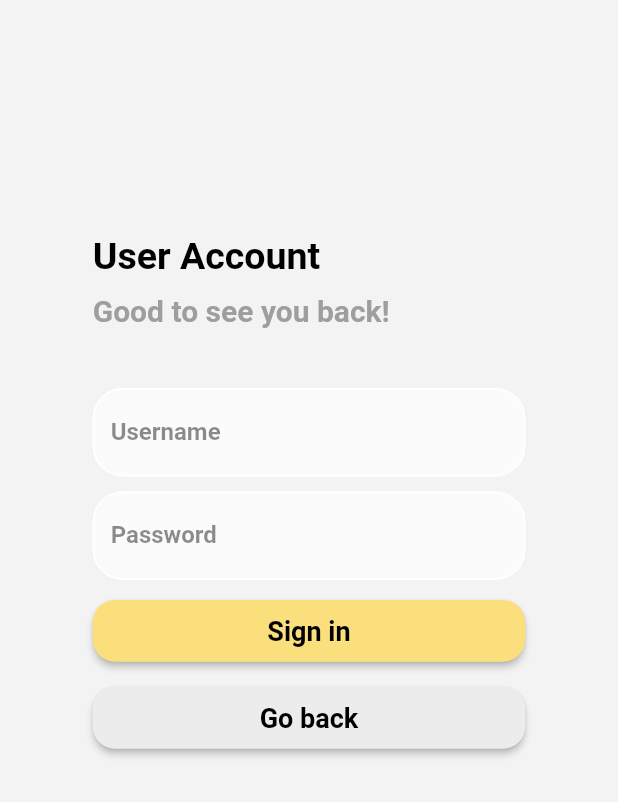
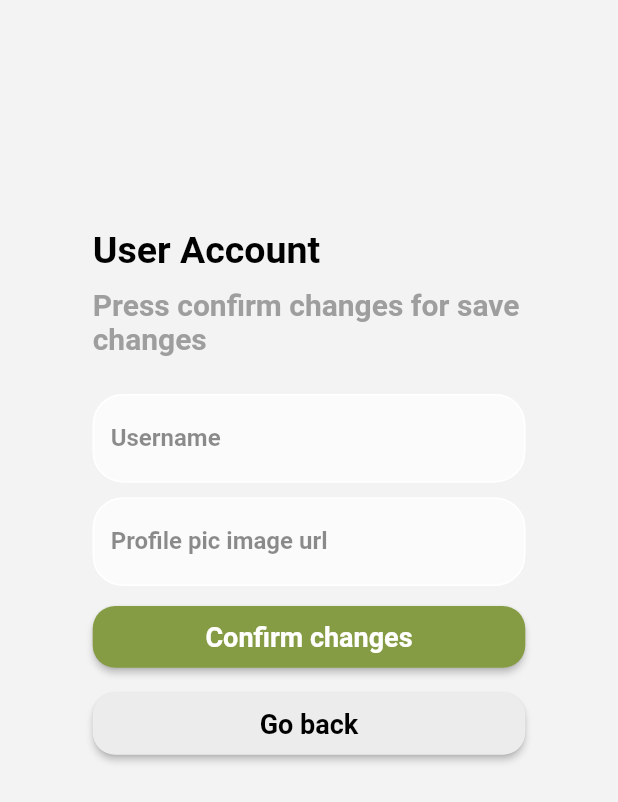
Before and after one commit to Albertosd8/project_mob_dev_app, a Flutter app: the EditUserAccountPage screen opened directly, on a phone screen of 412 x 824 dp. Shown: the top 802 px of the screen. Run offline on Flutter 3.47's test engine with Material 2 defaults, Android fonts, the phone set to English and light mode, and no system bars; our stand-ins replace bloc, cloud_firestore, equatable, firebase_auth, firebase_core, flutter_bloc and 1 more; accounts and stored records are empty.

Commit message:
added filter_bloc, modify search_bloc, add new page on menu, add new filter page, done with edit account page

```diff
--- /dev/null
+++ b/lib/blocs/filter_bloc/filter_state.dart
@@ -0,0 +1,19 @@
+part of 'filter_bloc.dart';
+
+abstract class FilterSearchState {}
+
+class FilterSearchInitial extends FilterSearchState {}
+
+class LoadingFilteredSearchRestaurantsResults extends FilterSearchState {} //For filtered search
+
+class LoadedFilteredSearchRestaurantsResults extends FilterSearchState { //For filtered search
+  final List<dynamic> restaurant__filterdata;
+  LoadedFilteredSearchRestaurantsResults({required this.restaurant__filterdata});
+  List<Object> get props => [restaurant__filterdata];
+}
+
+class ErrorFilteredLoadingSearchRestaurantsResults extends FilterSearchState {} //For filtered search
+
+class NoFilteredRestaurantSearchRestaurantsResults extends FilterSearchState {}//For filtered search
+
+class NoDataYet extends FilterSearchState{}
--- a/lib/blocs/search_bloc/search_state.dart
+++ b/lib/blocs/search_bloc/search_state.dart
@@ -6,16 +6,26 @@ class SearchInitial extends SearchState {}
 
 class LoadingSearchRestaurantsResults extends SearchState {}
 
+class LoadingFilteredSearchRestaurantsResults extends SearchState {} //For filtered search
+
 class LoadedSearchRestaurantsResults extends SearchState {
   final List<dynamic> restaurant_data;
   LoadedSearchRestaurantsResults({required this.restaurant_data});
   List<Object> get props => [restaurant_data];
 }
 
+class LoadedFilteredSearchRestaurantsResults extends SearchState { //For filtered search
+  final List<dynamic> restaurant__filterdata;
+  LoadedFilteredSearchRestaurantsResults({required this.restaurant__filterdata});
+  List<Object> get props => [restaurant__filterdata];
+}
+
 class ErrorLoadingSearchRestaurantsResults extends SearchState {}
+
+class ErrorFilteredLoadingSearchRestaurantsResults extends SearchState {} //For filtered search
 
 class NoRestaurantSearchRestaurantsResults extends SearchState {}
 
+class NoFilteredRestaurantSearchRestaurantsResults extends SearchState {}//For filtered search
+
 class NoDataYet extends SearchState{}
-
-class DuplicateRestaurant extends SearchState {}
--- /dev/null
+++ b/lib/blocs/user_account_bloc/user_account_event.dart
@@ -0,0 +1,11 @@
+part of 'user_account_bloc.dart';
+
+abstract class UserEditAccountEvent {}
+
+class UpdateUserAccount extends UserEditAccountEvent {
+  final Map<String, String> newUserData;
+
+  UpdateUserAccount({required this.newUserData});
+}
+
+class LoadUserData extends UserEditAccountEvent{}
--- /dev/null
+++ b/lib/blocs/user_account_bloc/user_account_state.dart
@@ -0,0 +1,26 @@
+part of 'user_account_bloc.dart';
+
+abstract class UserAccountEditState {}
+
+class UserAccountEditInitial extends UserAccountEditState {}
+
+class LoadingUserAccountEdit extends UserAccountEditState {}
+
+class LoadedUserAccountEdit extends UserAccountEditState {
+  final List<dynamic> userdata;
+
+  LoadedUserAccountEdit({required this.userdata});
+  List<Object> get props => [userdata];
+}
+
+class ErrorUpdatingUserAccount extends UserAccountEditState {}
+
+class ErrorWithUserData extends UserAccountEditState {}
+
+class NoUserData extends UserAccountEditState {}
+
+class SuccessfulUpdatedUserAccount extends UserAccountEditState {}
+
+class UnSuccessfulUpdatedUserAccount extends UserAccountEditState {}
+
+class ErrorLoadingUserData extends UserAccountEditState{}
--- a/lib/pages/edit_account_user.dart
+++ b/lib/pages/edit_account_user.dart
@@ -1,5 +1,6 @@
 import 'package:flutter_bloc/flutter_bloc.dart';
 import 'package:flutter/material.dart';
+import 'package:project_app_eateso/blocs/user_account_bloc/user_account_bloc.dart';
 import 'package:project_app_eateso/pages/sign_up.dart';
 
 class EditUserAccountPage extends StatefulWidget {
@@ -10,7 +11,8 @@ class EditUserAccountPage extends StatefulWidget {
 }
 
 class _EditUserAccountPageState extends State<EditUserAccountPage> {
-  var _textController = TextEditingController();
+  var _textControllerUser = TextEditingController();
+  var _textControllerImage = TextEditingController();
   bool light = true;
 
   @override
@@ -56,16 +58,19 @@ class _EditUserAccountPageState extends State<EditUserAccountPage> {
                         SizedBox(
                           height: 10,
                         ),
-                        Text(
-                          "Good to see you back!",
-                          style: TextStyle(
-                            color: Colors.grey,
-                            fontWeight: FontWeight.bold,
-                            fontSize: 20
-                          )
-                        ),
+                        LimitedBox(
+                            maxWidth: MediaQuery.of(context).size.width * 0.70,
+                            child: Text(
+                            'Press confirm changes for save changes',
+                            style: TextStyle(
+                              color: Colors.grey,
+                              fontSize: 20,
+                              fontWeight: FontWeight.bold
+                              ),
+                            )
+                          ),
                         SizedBox(
-                          height: 30,
+                          height: 15,
                         ),
                       ],
                     ),
@@ -78,7 +83,7 @@ class _EditUserAccountPageState extends State<EditUserAccountPage> {
                 SizedBox(
                   width: MediaQuery.of(context).size.width * 0.70,
                   child: TextField(
-                    controller: _textController,
+                    controller: _textControllerUser,
                     keyboardType: TextInputType.number,
                     decoration: InputDecoration(
                       filled: true,
@@ -109,7 +114,7 @@ class _EditUserAccountPageState extends State<EditUserAccountPage> {
                 SizedBox(
                   width: MediaQuery.of(context).size.width * 0.70,
                   child: TextField(
-                    controller: _textController,
+                    controller: _textControllerImage,
                     keyboardType: TextInputType.number,
                     decoration: InputDecoration(
                       filled: true,
@@ -126,7 +131,7 @@ class _EditUserAccountPageState extends State<EditUserAccountPage> {
                         borderRadius: BorderRadius.circular(20.0),
                         borderSide: BorderSide(color: Colors.red)
                       ),
-                      labelText: 'Password',
+                      labelText: 'Profile pic image url',
                       labelStyle: TextStyle(
                         color: Colors.black45,
                         fontWeight: FontWeight.bold
@@ -139,23 +144,28 @@ class _EditUserAccountPageState extends State<EditUserAccountPage> {
                 ),
                 ElevatedButton(
                   child: Text(
-                    "Sign in",
+                    "Confirm changes",
                     style: TextStyle(
                       fontSize: 18,
                       fontWeight: FontWeight.bold,
-                      color: Colors.black
+                      color: Colors.white
                     )
                   ),
                   style: ElevatedButton.styleFrom(
                     minimumSize: Size(MediaQuery.of(context).size.width * 0.70, MediaQuery.of(context).size.height * 0.05),
-                    backgroundColor: Color.fromARGB(255, 250, 223, 124),
-                    foregroundColor: Colors.black,
+                    backgroundColor: Color.fromARGB(255, 134, 156, 68),
+                    foregroundColor: Colors.white,
                     shape: RoundedRectangleBorder(
                       borderRadius: BorderRadius.circular(15), // <-- Radius
                     ),
                   ),
                   onPressed: (){
-                    // Navigator.of(context).pushNamed("/sign_in");
+                    BlocProvider.of<UserAccountEditBloc>(context).add(UpdateUserAccount(newUserData: {
+                      'user_id' : 'user_test',
+                      'username' : _textControllerUser.text,
+                      'profile_image': _textControllerImage.text
+                    }));
+                    Navigator.pop(context); //insert alert dialog of success before pop
                   },
                 ),
                 SizedBox(
--- a/lib/pages/search_page.dart
+++ b/lib/pages/search_page.dart
@@ -17,7 +17,7 @@ class _SearchPageState extends State<SearchPage>{
   Widget build(BuildContext context){
   return
   Container(
-    child: Column( //filter comida-cafe-u-otro y precio en productos
+    child: Column(
       children: [
         Row(
           mainAxisAlignment: MainAxisAlignment.spaceEvenly,
@@ -96,11 +96,11 @@ class _SearchPageState extends State<SearchPage>{
                 } else if (state is NoDataYet) {
                   return Container();
                 }
-                return Text('hey');
+                return Container();
               },
             ),
           ),
-        )
+        ),
       ]
     ),
 
```
Also changed, not shown: lib/blocs/filter_bloc/filter_bloc.dart (added, +45 -0 lines), lib/blocs/filter_bloc/filter_event.dart (added, +9 -0 lines), lib/blocs/user_account_bloc/user_account_bloc.dart (added, +65 -0 lines), lib/main.dart (+10 -2 lines), lib/pages/filter_page.dart (added, +135 -0 lines), lib/pages/principal_menu.dart (+12 -0 lines), lib/pages/user_account.dart (+90 -64 lines), lib/blocs/search_bloc/search_event.dart (line endings or trailing spaces).
